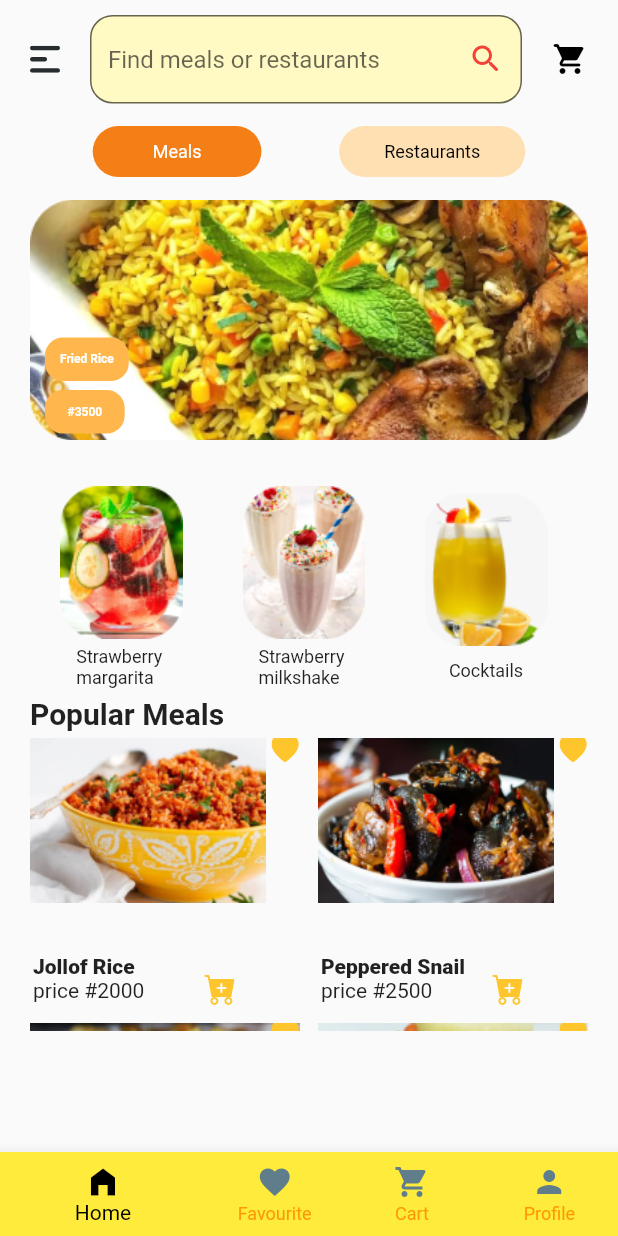
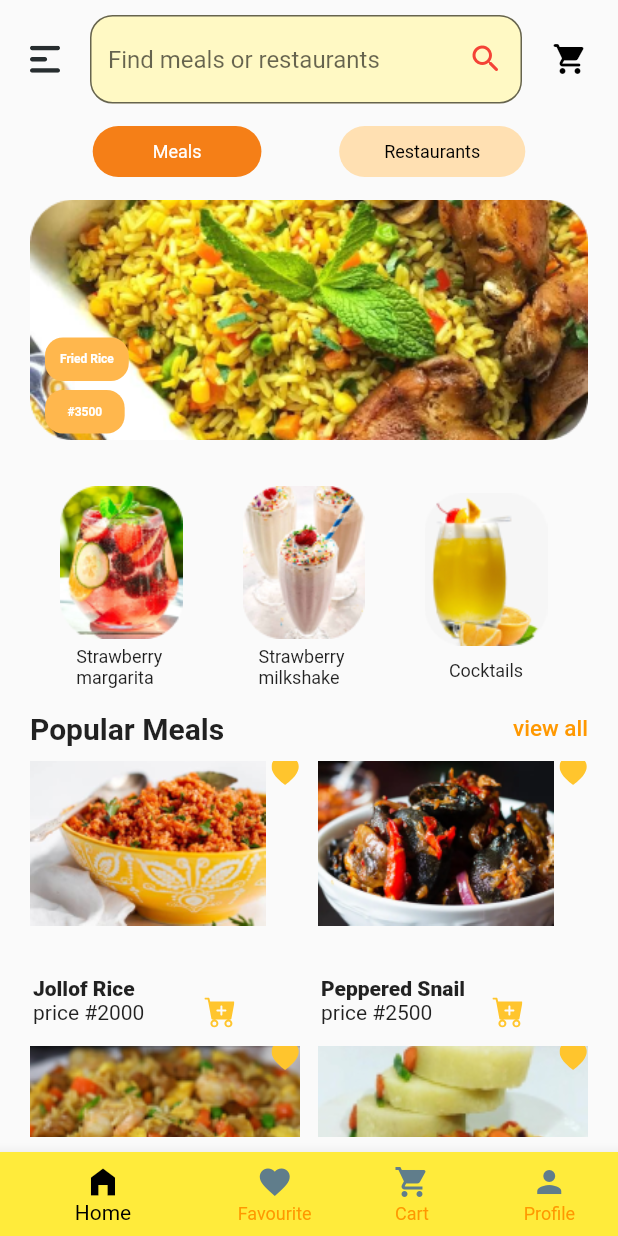
Before and after one commit to Dharmeshkatariya/figmadesign, a Flutter app: the FoodScreenPage screen opened directly, on a phone screen of 412 x 824 dp. Run offline on Flutter 3.47's test engine with Material 2 defaults, Android fonts, the phone set to English and light mode, and no system bars; drawn by our look-alikes of carousel_slider; our stand-ins replace flutter_svg.

```diff
--- a/lib/screen9/foodpage.dart
+++ b/lib/screen9/foodpage.dart
@@ -1,6 +1,8 @@
+
 import 'package:carousel_slider/carousel_slider.dart';
 import 'package:figmadesign/common.dart';
 import 'package:figmadesign/model/meals-data.dart';
+import 'package:flutter/cupertino.dart';
 import 'package:flutter/material.dart';
 import 'package:flutter_svg/svg.dart';
 
@@ -63,7 +65,6 @@ class _FoodScreenPageState extends State<FoodScreenPage> {
         ],
       ),
       body: SafeArea(
-        child: SingleChildScrollView(
         child: Container(
           padding: const EdgeInsets.symmetric(vertical: 10, horizontal: 20),
           child: Column(
@@ -71,6 +72,11 @@ class _FoodScreenPageState extends State<FoodScreenPage> {
             children: [
               _searchRow(),
               _labelRow(),
+              Expanded(
+                child: SingleChildScrollView(
+                  child: Column(
+                   crossAxisAlignment: CrossAxisAlignment.start,
+                    children: [
                       _imageSlider(),
                       SizedBox(
                         height: 145,
@@ -81,16 +87,26 @@ class _FoodScreenPageState extends State<FoodScreenPage> {
                               return _listItem(index);
                             }),
                       ),
+                     const  SizedBox(height: 10,),
+                  Row(
+                    mainAxisAlignment: MainAxisAlignment.spaceBetween,
+                    children: [
                       Common.customText(
                           text: "Popular Meals",
                           fontWeight: FontWeight.w700,
                           fontSize: 20),
-                const SizedBox(
-                  height: 5,
+                      Common.customText(
+                          text: "view all",
+                          fontWeight: FontWeight.w500,
+                          fontSize: 15,color: Colors.orange),
+                    ],
                   ),
+                      const  SizedBox(height: 10,),
                       SizedBox(
-                  height: 195,
+                        height: 340,
                         child: GridView.count(
+                          shrinkWrap:true,
+                          physics: NeverScrollableScrollPhysics(),
                             primary: false,
                             crossAxisSpacing: 12,
                             mainAxisSpacing: 10,
@@ -101,7 +117,26 @@ class _FoodScreenPageState extends State<FoodScreenPage> {
                     ],
                   ),
                 ),
+              )
+            ],
           ),
+        ),
+      ),
+    );
+  }
+
+  Widget _listItem(int index) {
+    Shop shop = sList[index];
+    return Container(
+      padding: const EdgeInsets.symmetric(horizontal: 10),
+      margin: const EdgeInsets.symmetric(horizontal: 10),
+      child: Column(
+        mainAxisAlignment: MainAxisAlignment.spaceEvenly,
+        children: [
+          Image.asset(shop.fImage),
+          Common.customText(
+              text: shop.fName, fontSize: 12, fontWeight: FontWeight.w400),
+        ],
       ),
     );
   }
@@ -138,22 +173,6 @@ class _FoodScreenPageState extends State<FoodScreenPage> {
           ),
         )
       ],
-    );
-  }
-
-  Widget _listItem(int index) {
-    Shop shop = sList[index];
-    return Container(
-      padding: const EdgeInsets.symmetric(horizontal: 10),
-      margin: const EdgeInsets.symmetric(horizontal: 10),
-      child: Column(
-        mainAxisAlignment: MainAxisAlignment.spaceEvenly,
-        children: [
-          Image.asset(shop.fImage),
-          Common.customText(
-              text: shop.fName, fontSize: 12, fontWeight: FontWeight.w400),
-        ],
-      ),
     );
   }
 
```
Lines whose indentation alone changed are shown as unchanged.
